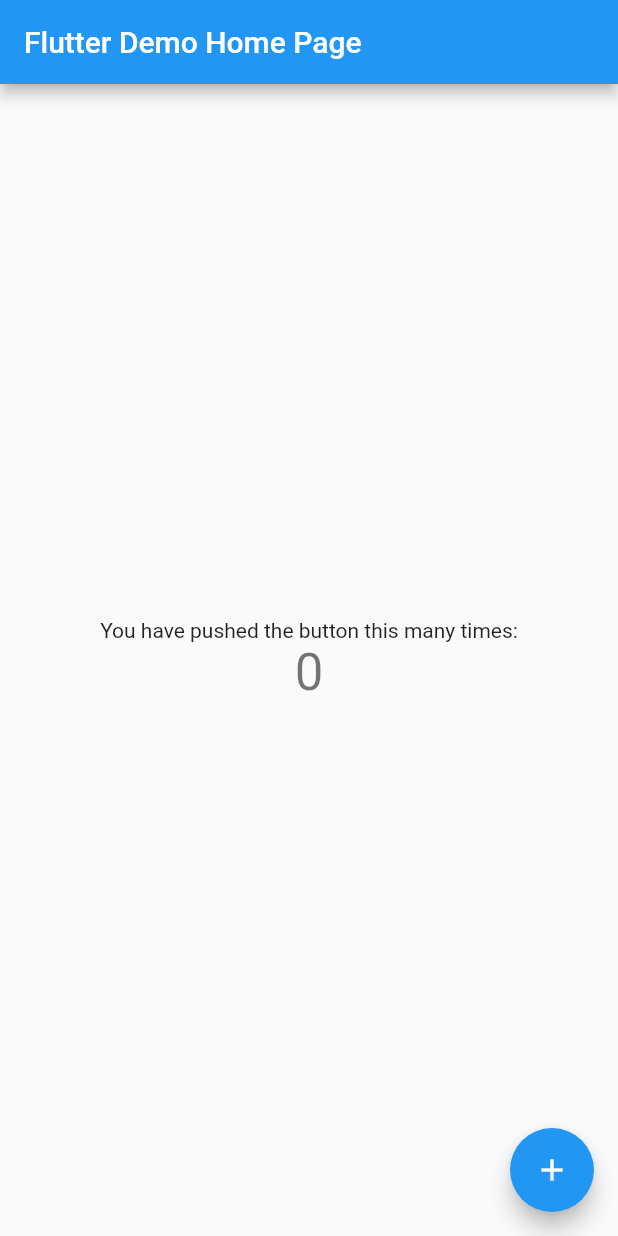
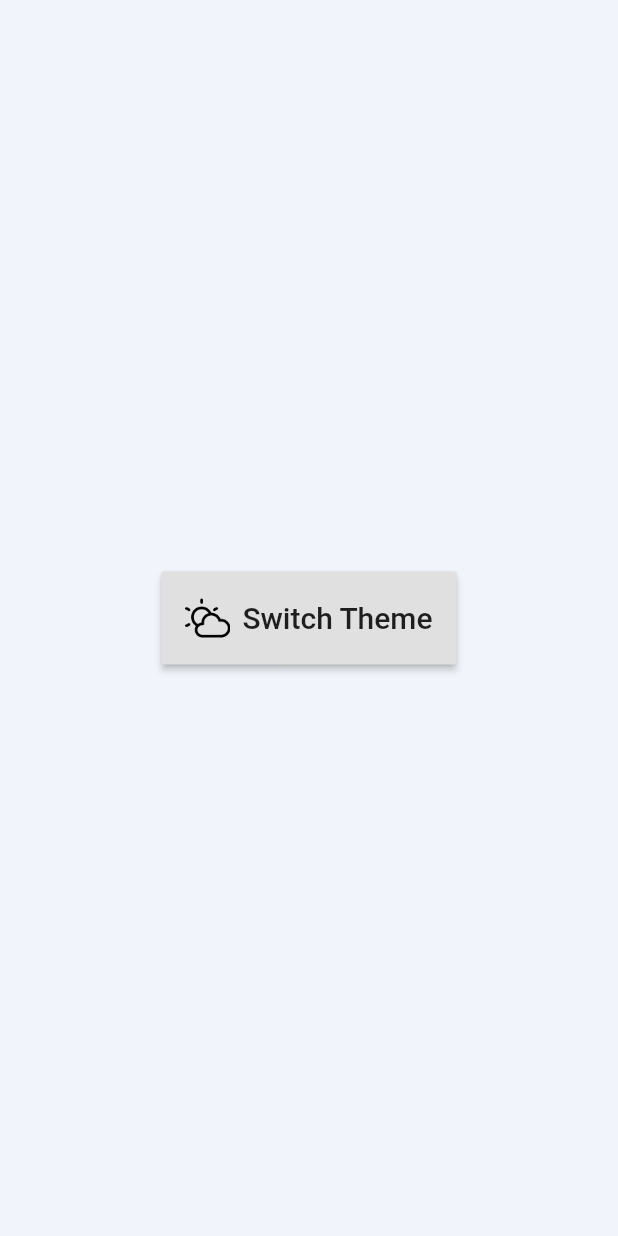
Before and after one commit to Ankit-Slnk/flutter-dark-theme-demo, a Flutter app: the screen it shows after launch, on a phone screen of 412 x 824 dp. Run offline on Flutter 3.47's test engine with Material 2 defaults, Android fonts, the phone set to English and light mode, and no system bars; our stand-ins replace shared_preferences.

Commit message:
dark theme implemented

```diff
--- /dev/null
+++ b/lib/darkThemePreference.dart
@@ -0,0 +1,15 @@
+import 'package:shared_preferences/shared_preferences.dart';
+
+class DarkThemePreference {
+  static const THEME_STATUS = "THEMESTATUS";
+
+  setDarkTheme(bool value) async {
+    SharedPreferences prefs = await SharedPreferences.getInstance();
+    prefs.setBool(THEME_STATUS, value);
+  }
+
+  Future<bool> getTheme() async {
+    SharedPreferences prefs = await SharedPreferences.getInstance();
+    return prefs.getBool(THEME_STATUS) ?? false;
+  }
+}
--- /dev/null
+++ b/lib/darkThemeProvider.dart
@@ -0,0 +1,16 @@
+import 'package:flutter/material.dart';
+
+import 'darkThemePreference.dart';
+
+class DarkThemeProvider with ChangeNotifier {
+  DarkThemePreference darkThemePreference = DarkThemePreference();
+  bool _darkTheme = false;
+
+  bool get darkTheme => _darkTheme;
+
+  set darkTheme(bool value) {
+    _darkTheme = value;
+    darkThemePreference.setDarkTheme(value);
+    notifyListeners();
+  }
+}
--- /dev/null
+++ b/lib/darkThemeStyles.dart
@@ -0,0 +1,29 @@
+import 'dart:ui';
+
+import 'package:flutter/material.dart';
+
+class Styles {
+  static ThemeData themeData(bool isDarkTheme, BuildContext context) {
+    return ThemeData(
+      primarySwatch: Colors.red,
+      primaryColor: isDarkTheme ? Colors.black : Colors.white,
+      backgroundColor: isDarkTheme ? Colors.black : Color(0xffF1F5FB),
+      indicatorColor: isDarkTheme ? Color(0xff0E1D36) : Color(0xffCBDCF8),
+      buttonColor: isDarkTheme ? Color(0xff3B3B3B) : Color(0xffF1F5FB),
+      hintColor: isDarkTheme ? Color(0xff280C0B) : Color(0xffEECED3),
+      highlightColor: isDarkTheme ? Color(0xff372901) : Color(0xffFCE192),
+      hoverColor: isDarkTheme ? Color(0xff3A3A3B) : Color(0xff4285F4),
+      focusColor: isDarkTheme ? Color(0xff0B2512) : Color(0xffA8DAB5),
+      disabledColor: Colors.grey,
+      textSelectionColor: isDarkTheme ? Colors.white : Colors.black,
+      cardColor: isDarkTheme ? Color(0xFF151515) : Colors.white,
+      canvasColor: isDarkTheme ? Colors.black : Colors.grey[50],
+      brightness: isDarkTheme ? Brightness.dark : Brightness.light,
+      buttonTheme: Theme.of(context).buttonTheme.copyWith(
+          colorScheme: isDarkTheme ? ColorScheme.dark() : ColorScheme.light()),
+      appBarTheme: AppBarTheme(
+        elevation: 0.0,
+      ),
+    );
+  }
+}
--- /dev/null
+++ b/lib/homeScreen.dart
@@ -0,0 +1,55 @@
+import 'package:flutter/material.dart';
+import 'package:provider/provider.dart';
+
+import 'darkThemeProvider.dart';
+
+class HomeScreen extends StatefulWidget {
+  @override
+  _HomeScreenState createState() => _HomeScreenState();
+}
+
+class _HomeScreenState extends State<HomeScreen>
+    with SingleTickerProviderStateMixin {
+  @override
+  void initState() {
+    super.initState();
+  }
+
+  @override
+  Widget build(BuildContext context) {
+    final themeProvider = Provider.of<DarkThemeProvider>(context);
+
+    return homeBody(themeProvider);
+  }
+
+  Widget homeBody(DarkThemeProvider themeProvider) {
+    return Container(
+      color: Theme.of(context).primaryColor,
+      child: SafeArea(
+        child: Scaffold(
+          backgroundColor: Theme.of(context).backgroundColor,
+          body: Center(
+            child: RaisedButton.icon(
+              color: Theme.of(context).buttonColor,
+              padding: EdgeInsets.all(16),
+              onPressed: () {
+                themeProvider.darkTheme = !themeProvider.darkTheme;
+              },
+              icon: Image.asset(
+                "assets/images/${themeProvider.darkTheme ? "night" : "day"}.png",
+                height: 30,
+                width: 30,
+              ),
+              label: Text(
+                "Switch Theme",
+                style: TextStyle(
+                  fontSize: 20,
+                ),
+              ),
+            ),
+          ),
+        ),
+      ),
+    );
+  }
+}
--- a/lib/main.dart
+++ b/lib/main.dart
@@ -1,117 +1,51 @@
+import 'package:darktheme/homeScreen.dart';
 import 'package:flutter/material.dart';
+import 'package:provider/provider.dart';
+
+import 'darkThemeProvider.dart';
+import 'darkThemeStyles.dart';
 
 void main() {
-  runApp(MyApp());
+  runApp(DarkThemeApp());
 }
 
-class MyApp extends StatelessWidget {
-  // This widget is the root of your application.
+class DarkThemeApp extends StatefulWidget {
   @override
-  Widget build(BuildContext context) {
-    return MaterialApp(
-      title: 'Flutter Demo',
-      theme: ThemeData(
-        // This is the theme of your application.
-        //
-        // Try running your application with "flutter run". You'll see the
-        // application has a blue toolbar. Then, without quitting the app, try
-        // changing the primarySwatch below to Colors.green and then invoke
-        // "hot reload" (press "r" in the console where you ran "flutter run",
-        // or simply save your changes to "hot reload" in a Flutter IDE).
-        // Notice that the counter didn't reset back to zero; the application
-        // is not restarted.
-        primarySwatch: Colors.blue,
-        // This makes the visual density adapt to the platform that you run
-        // the app on. For desktop platforms, the controls will be smaller and
-        // closer together (more dense) than on mobile platforms.
-        visualDensity: VisualDensity.adaptivePlatformDensity,
-      ),
-      home: MyHomePage(title: 'Flutter Demo Home Page'),
-    );
-  }
+  _DarkThemeAppState createState() => _DarkThemeAppState();
 }
 
-class MyHomePage extends StatefulWidget {
-  MyHomePage({Key key, this.title}) : super(key: key);
-
-  // This widget is the home page of your application. It is stateful, meaning
-  // that it has a State object (defined below) that contains fields that affect
-  // how it looks.
-
-  // This class is the configuration for the state. It holds the values (in this
-  // case the title) provided by the parent (in this case the App widget) and
-  // used by the build method of the State. Fields in a Widget subclass are
-  // always marked "final".
-
-  final String title;
+class _DarkThemeAppState extends State<DarkThemeApp> {
+  DarkThemeProvider themeChangeProvider = new DarkThemeProvider();
 
   @override
-  _MyHomePageState createState() => _MyHomePageState();
-}
+  void initState() {
+    super.initState();
+    getCurrentAppTheme();
+  }
 
-class _MyHomePageState extends State<MyHomePage> {
-  int _counter = 0;
-
-  void _incrementCounter() {
-    setState(() {
-      // This call to setState tells the Flutter framework that something has
-      // changed in this State, which causes it to rerun the build method below
-      // so that the display can reflect the updated values. If we changed
-      // _counter without calling setState(), then the build method would not be
-      // called again, and so nothing would appear to happen.
-      _counter++;
-    });
+  void getCurrentAppTheme() async {
+    themeChangeProvider.darkTheme =
+        await themeChangeProvider.darkThemePreference.getTheme();
   }
 
   @override
   Widget build(BuildContext context) {
-    // This method is rerun every time setState is called, for instance as done
-    // by the _incrementCounter method above.
-    //
-    // The Flutter framework has been optimized to make rerunning build methods
-    // fast, so that you can just rebuild anything that needs updating rather
-    // than having to individually change instances of widgets.
-    return Scaffold(
-      appBar: AppBar(
-        // Here we take the value from the MyHomePage object that was created by
-        // the App.build method, and use it to set our appbar title.
-        title: Text(widget.title),
+    return ChangeNotifierProvider(
+      create: (_) {
+        return themeChangeProvider;
+      },
+      child: Consumer<DarkThemeProvider>(
+        builder: (BuildContext context, value, Widget child) {
+          return MaterialApp(
+            debugShowCheckedModeBanner: false,
+            theme: Styles.themeData(themeChangeProvider.darkTheme, context),
+            home: HomeScreen(),
+            // routes: <String, WidgetBuilder>{
+            //   AGENDA: (BuildContext context) => AgendaScreen(),
+            // },
+          );
+        },
       ),
-      body: Center(
-        // Center is a layout widget. It takes a single child and positions it
-        // in the middle of the parent.
-        child: Column(
-          // Column is also a layout widget. It takes a list of children and
-          // arranges them vertically. By default, it sizes itself to fit its
-          // children horizontally, and tries to be as tall as its parent.
-          //
-          // Invoke "debug painting" (press "p" in the console, choose the
-          // "Toggle Debug Paint" action from the Flutter Inspector in Android
-          // Studio, or the "Toggle Debug Paint" command in Visual Studio Code)
-          // to see the wireframe for each widget.
-          //
-          // Column has various properties to control how it sizes itself and
-          // how it positions its children. Here we use mainAxisAlignment to
-          // center the children vertically; the main axis here is the vertical
-          // axis because Columns are vertical (the cross axis would be
-          // horizontal).
-          mainAxisAlignment: MainAxisAlignment.center,
-          children: <Widget>[
-            Text(
-              'You have pushed the button this many times:',
-            ),
-            Text(
-              '$_counter',
-              style: Theme.of(context).textTheme.headline4,
-            ),
-          ],
-        ),
-      ),
-      floatingActionButton: FloatingActionButton(
-        onPressed: _incrementCounter,
-        tooltip: 'Increment',
-        child: Icon(Icons.add),
-      ), // This trailing comma makes auto-formatting nicer for build methods.
     );
   }
 }
--- a/pubspec.yaml
+++ b/pubspec.yaml
@@ -25,9 +25,12 @@ dependencies:
     sdk: flutter
 
 
+
   # The following adds the Cupertino Icons font to your application.
   # Use with the CupertinoIcons class for iOS style icons.
   cupertino_icons: ^0.1.3
+  shared_preferences:
+  provider:
 
 dev_dependencies:
   flutter_test:
@@ -45,7 +48,8 @@ flutter:
   uses-material-design: true
 
   # To add assets to your application, add an assets section, like this:
-  # assets:
+  assets:
+    - assets/images/
   #   - images/a_dot_burr.jpeg
   #   - images/a_dot_ham.jpeg
 
```
Also changed, not shown: assets/images/day.png (added), assets/images/night.png (added), pubspec.lock, 1 other file.
